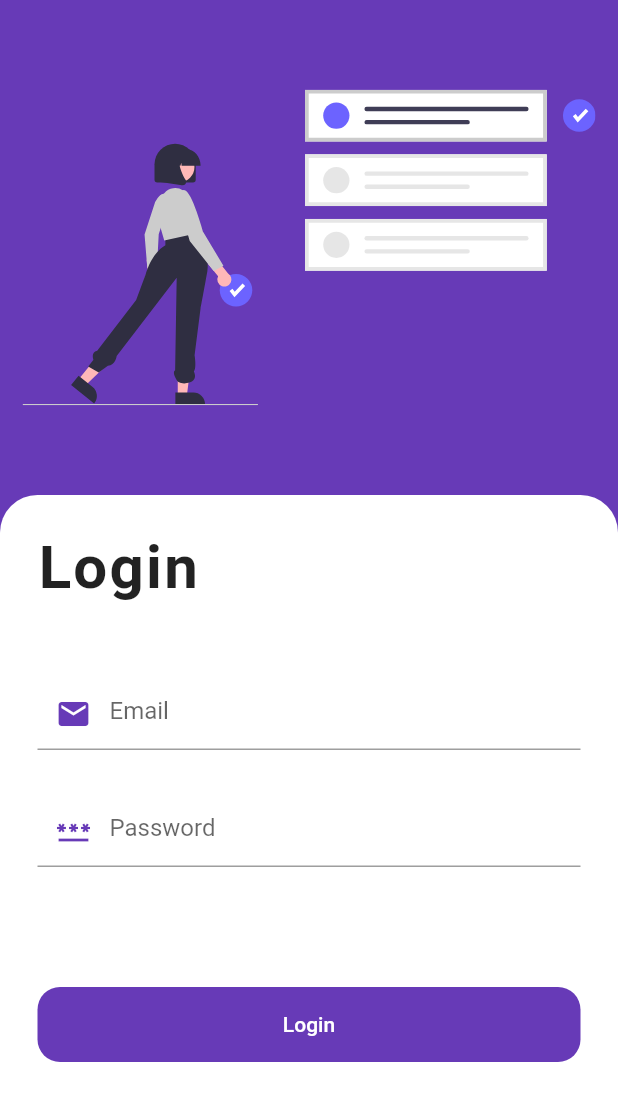
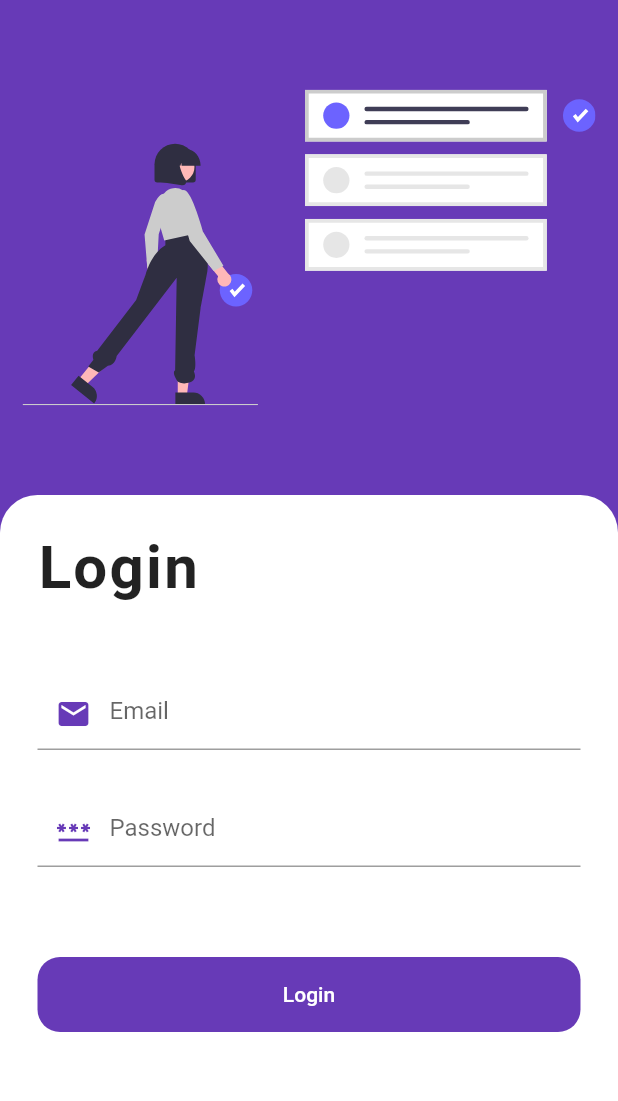
Before and after one commit to Judecx14/flutter-login-to-do-list-app, a Flutter app: the screen it shows after launch, on a phone screen of 412 x 824 dp. Shown: the top 1101 px of the screen. Run offline on Flutter 3.47's test engine with Material 2 defaults, Android fonts, the phone set to English and light mode, and no system bars; our stand-ins replace flutter_secure_storage, flutter_svg, google_fonts, local_auth; missing offline and left inert: ably_flutter, flutter_barcode_scanner; Roboto replaces fonts that are missing (Alata).

Commit message:
final version

```diff
--- a/lib/src/screens/login_screen.dart
+++ b/lib/src/screens/login_screen.dart
@@ -1,4 +1,5 @@
 import 'package:flutter/material.dart';
+import 'package:flutter/services.dart';
 import 'package:google_fonts/google_fonts.dart';
 import 'package:flutter_svg/flutter_svg.dart';
 import 'package:provider/provider.dart';
@@ -10,6 +11,9 @@ class LoginScreen extends StatelessWidget {
 
   @override
   Widget build(BuildContext context) {
+    SystemChrome.setSystemUIOverlayStyle(const SystemUiOverlayStyle(
+      statusBarColor: Colors.deepPurple, //or set color with: Color(0xFF0000FF)
+    ));
     return SafeArea(
       child: Scaffold(
         backgroundColor: Colors.white,
@@ -49,9 +53,17 @@ class LoginScreen extends StatelessWidget {
   }
 }
 
-class _LoginForm extends StatelessWidget {
+class _LoginForm extends StatefulWidget {
   const _LoginForm({Key? key}) : super(key: key);
+  static TextEditingController emailControler = TextEditingController();
+  static TextEditingController passwordControler = TextEditingController();
+  static bool loading = false;
 
+  @override
+  State<_LoginForm> createState() => _LoginFormState();
+}
+
+class _LoginFormState extends State<_LoginForm> {
   @override
   Widget build(BuildContext context) {
     return Column(
@@ -72,14 +84,21 @@ class _LoginForm extends StatelessWidget {
         _emailTextField(),
         const SizedBox(height: 30.0),
         _passwordTextField(),
-        const SizedBox(height: 80.0),
-        _buttonSubmit(context),
+        const SizedBox(height: 60.0),
+        _LoginForm.loading
+            ? const Center(
+                child: CircularProgressIndicator(
+                  color: Colors.deepPurple,
+                ),
+              )
+            : _buttonSubmit(context),
       ],
     );
   }
 
   Widget _emailTextField() {
     return TextFormField(
+      controller: _LoginForm.emailControler,
       keyboardType: TextInputType.emailAddress,
       cursorColor: Colors.deepPurple,
       decoration: const InputDecoration(
@@ -97,6 +116,7 @@ class _LoginForm extends StatelessWidget {
 
   Widget _passwordTextField() {
     return TextFormField(
+      controller: _LoginForm.passwordControler,
       obscureText: true,
       cursorColor: Colors.deepPurple,
       decoration: const InputDecoration(
@@ -125,20 +145,27 @@ class _LoginForm extends StatelessWidget {
         ),
       ),
       onPressed: () async {
-        //TODO quitar esto
+        setState(() {
+          _LoginForm.loading = true;
+        });
         FocusScope.of(context).unfocus();
-        Navigator.pushNamed(context, 'home');
-        /* final authServive = Provider.of<AuthService>(
+        final authServive = Provider.of<AuthService>(
           context,
           listen: false,
         );
         final String? errorMessage = await authServive.login(
-          "hola",
-          "loginFormProvider.password",
+          _LoginForm.emailControler.text,
+          _LoginForm.passwordControler.text,
         );
         if (errorMessage == null) {
           Navigator.pushReplacementNamed(context, 'home');
+          setState(() {
+            _LoginForm.loading = false;
+          });
         } else {
+          setState(() {
+            _LoginForm.loading = false;
+          });
           final snackBar = SnackBar(
             content: Text(errorMessage),
             action: SnackBarAction(
@@ -147,7 +174,7 @@ class _LoginForm extends StatelessWidget {
             ),
           );
           ScaffoldMessenger.of(context).showSnackBar(snackBar);
-        } */
+        }
       },
     );
   }
--- a/pubspec.yaml
+++ b/pubspec.yaml
@@ -42,6 +42,9 @@ dependencies:
   flutter_secure_storage: ^5.0.2
   flutter_barcode_scanner: ^2.0.0
   local_auth: ^2.0.0
+  pusher_client: ^2.0.0
+  ably_flutter: ^1.2.13
+
 
 
 
```
Also changed, not shown: lib/src/screens/home_screen.dart (+63 -13 lines), lib/src/services/auth_service.dart (+9 -7 lines), pubspec.lock, 1 other file.
